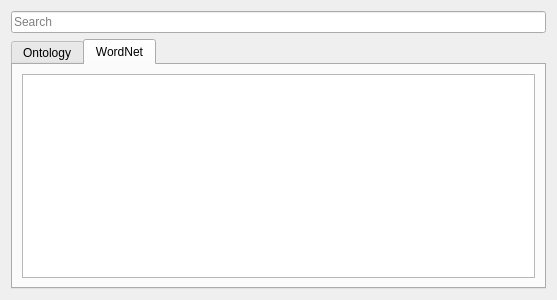
Above: src/pySUMOQt/Designer/DocumentationWidget.ui from pySUMO/pysumo before the change. Below: the same form after it.
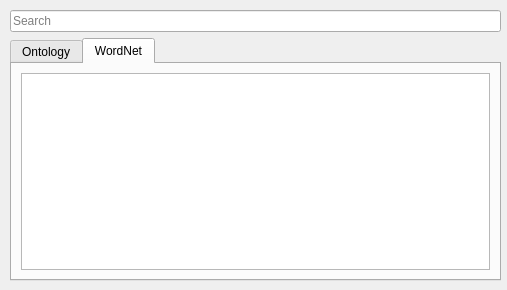
That is the form after the change.

Commit message: simplified mainwindow code; resolved some layout issues in text editor and documentation widget; changed feature delete in edit menu to clear, which clears all the content of a widget; connected the edit menu actions to the QPlainText of the text editor when it receives the focus; Added module Dialog which will contain dialogs of pysumo, this is to make some space in code so that it can be readable; Added a layoutmanager class in Settings module, which role is to save and restore pysumo qt components states.

Diff of the .ui file:
```diff
--- a/src/pySUMOQt/Designer/DocumentationWidget.ui
+++ b/src/pySUMOQt/Designer/DocumentationWidget.ui
@@ -6,13 +6,22 @@
    <rect>
     <x>0</x>
     <y>0</y>
-    <width>557</width>
-    <height>300</height>
+    <width>507</width>
+    <height>290</height>
    </rect>
   </property>
   <property name="windowTitle">
    <string>Form</string>
   </property>
+  <widget class="QWidget" name="widget">
+   <property name="geometry">
+    <rect>
+     <x>10</x>
+     <y>10</y>
+     <width>491</width>
+     <height>271</height>
+    </rect>
+   </property>
   <layout class="QGridLayout" name="gridLayout">
    <item row="0" column="0">
     <layout class="QVBoxLayout" name="verticalLayout"/>
@@ -55,6 +64,7 @@
     </widget>
    </item>
   </layout>
+  </widget>
  </widget>
  <resources/>
  <connections/>
```
Lines whose indentation alone changed are shown as unchanged. The commit also changes 8 other files.
